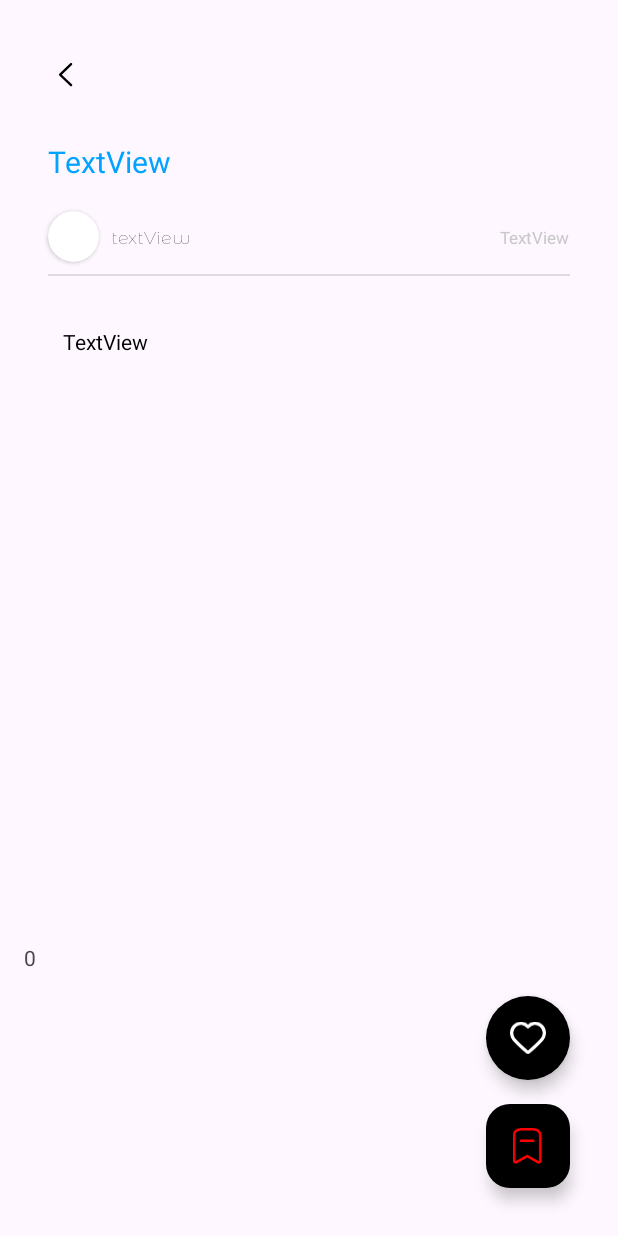
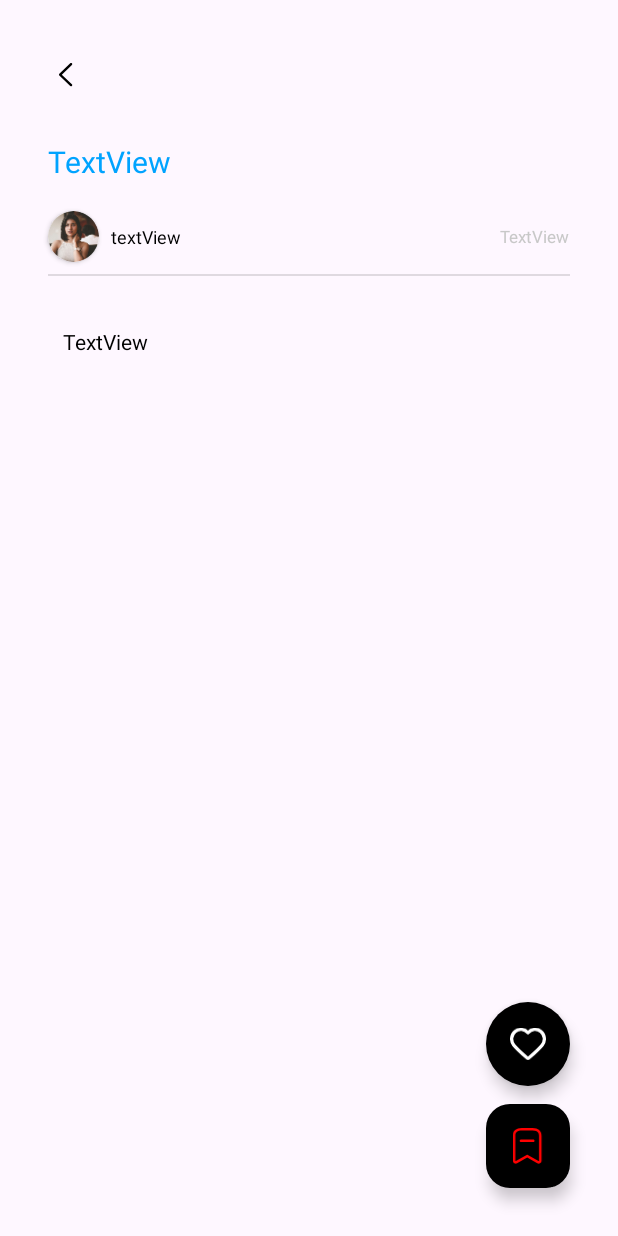
Before and after one commit to baothanh13/BlogApp, an Android app: the ReadMoreActivity screen opened directly, with no data from a screen before it, on a phone screen of 412 x 824 dp. Run offline under Robolectric (Android 15) with nearby library versions, the phone set to English and light mode, and no system bars; Roboto replaces fonts that are not available here.

Commit message:
ajust read_more

```diff
--- a/app/build.gradle.kts
+++ b/app/build.gradle.kts
@@ -62,6 +62,7 @@ dependencies {
     implementation(libs.googleid)
     implementation(libs.firebase.database)
     implementation(libs.firebase.storage)
+    implementation(libs.generativeai)
 
     // Add lifecycle dependencies if you're using ViewModel/LiveData
 //    implementation(libs.androidx.lifecycle.viewmodel.ktx)
--- a/app/src/main/java/com/example/blogapp/AddArticleActivity.kt
+++ b/app/src/main/java/com/example/blogapp/AddArticleActivity.kt
@@ -35,7 +35,9 @@ class AddArticleActivity : AppCompatActivity() {
         super.onCreate(savedInstanceState)
         enableEdgeToEdge()
         setContentView(binding.root)
-
+        binding.backButton.setOnClickListener {
+            finish()
+        }
         binding.addBlogButton.setOnClickListener {
             handleAddBlogButtonClick()
         }
--- a/app/src/main/java/com/example/blogapp/ReadMoreActivity.kt
+++ b/app/src/main/java/com/example/blogapp/ReadMoreActivity.kt
@@ -14,15 +14,18 @@ class ReadMoreActivity : AppCompatActivity() {
         super.onCreate(savedInstanceState)
         enableEdgeToEdge()
         binding = ActivityReadMoreBinding.inflate(layoutInflater)
-        setContentView(binding.root)  // Corrected method name (camelCase)
-
+        setContentView(binding.root)
+        binding.backButton1.setOnClickListener {
+            finish()
+        }
         val blogs = intent.getParcelableExtra<BlogItemModel>("blogItem")
         if (blogs != null) {
             binding.titleText.text = blogs.heading
             binding.userName.text = blogs.userName
-            binding.postText.text = blogs.post  // Make sure this matches your XML id
+            binding.postText.text = blogs.post
             binding.date.text = blogs.date
-            binding.likeCountText.text = blogs.likeCount.toString()
+
+            // Removed likeCountText binding since we're not displaying it anymore
         } else {
             Toast.makeText(this, "Failed to load blog", Toast.LENGTH_SHORT).show()
         }
--- a/app/src/main/java/com/example/blogapp/adapter/BlogAdapter.kt
+++ b/app/src/main/java/com/example/blogapp/adapter/BlogAdapter.kt
@@ -26,7 +26,6 @@ class BlogAdapter(private val items: List<BlogItemModel>) :
     }
 
     override fun getItemCount() = items.size
-
     inner class BlogViewHolder(private val binding: BlogItemBinding) :
         RecyclerView.ViewHolder(binding.root) {
 
--- a/app/src/main/res/layout/activity_main.xml
+++ b/app/src/main/res/layout/activity_main.xml
@@ -39,7 +39,7 @@
             android:layout_width="match_parent"
             android:layout_height="match_parent"
             android:scaleType="centerCrop"
-            tools:srcCompat="@tools:sample/avatars" />
+            android:src="@drawable/profile1" />
     </androidx.cardview.widget.CardView>
 
     <!-- Bookmark Button -->
@@ -68,6 +68,7 @@
         app:layout_constraintEnd_toEndOf="parent"
         app:layout_constraintStart_toStartOf="parent"
         app:layout_constraintTop_toBottomOf="@+id/textView" />
+
 
     <androidx.recyclerview.widget.RecyclerView
         android:id="@+id/blogRecyclerView"
--- a/app/src/main/res/layout/activity_read_more.xml
+++ b/app/src/main/res/layout/activity_read_more.xml
@@ -1,11 +1,22 @@
 <?xml version="1.0" encoding="utf-8"?>
-<androidx.constraintlayout.widget.ConstraintLayout xmlns:android="http://schemas.android.com/apk/res/android"
+<androidx.constraintlayout.widget.ConstraintLayout
+    xmlns:android="http://schemas.android.com/apk/res/android"
     xmlns:app="http://schemas.android.com/apk/res-auto"
     xmlns:tools="http://schemas.android.com/tools"
-    android:id="@+id/main"
     android:layout_width="match_parent"
     android:layout_height="match_parent"
     tools:context=".ReadMoreActivity">
+
+    <!-- Scrollable Content -->
+    <androidx.core.widget.NestedScrollView
+        android:id="@+id/nestedScrollView"
+        android:layout_width="match_parent"
+        android:layout_height="match_parent"
+        android:fillViewport="true">
+
+        <androidx.constraintlayout.widget.ConstraintLayout
+            android:layout_width="match_parent"
+            android:layout_height="wrap_content">
 
             <ImageButton
                 android:id="@+id/backButton1"
@@ -46,7 +57,7 @@
                     android:layout_width="match_parent"
                     android:layout_height="match_parent"
                     android:scaleType="centerCrop"
-            tools:srcCompat="@tools:sample/avatars" />
+                    android:src="@drawable/profile1"/>
             </androidx.cardview.widget.CardView>
 
             <TextView
@@ -57,7 +68,6 @@
                 android:textSize="12sp"
                 android:text="textView"
                 android:textColor="@color/black"
-        android:fontFamily="@font/montserrat_alternates_thin"
                 app:layout_constraintBottom_toBottomOf="@+id/cardView2"
                 app:layout_constraintStart_toEndOf="@+id/cardView2"
                 app:layout_constraintTop_toTopOf="@+id/cardView2" />
@@ -83,44 +93,25 @@
                 app:layout_constraintStart_toStartOf="@+id/cardView2"
                 app:layout_constraintTop_toBottomOf="@+id/cardView2" />
 
-    <!-- Changed from blogDescriptionTextView to postText to match activity code -->
             <TextView
                 android:id="@+id/postText"
                 android:layout_width="0dp"
-        android:layout_height="0dp"
+                android:layout_height="wrap_content"
                 android:layout_marginTop="24dp"
                 android:text="TextView"
                 android:textColor="@color/black"
                 android:padding="10dp"
-        app:layout_constraintBottom_toTopOf="@+id/likeCountText"
+                android:gravity="top|start"
+
                 app:layout_constraintEnd_toEndOf="@+id/divider"
                 app:layout_constraintStart_toStartOf="@+id/divider"
                 app:layout_constraintTop_toBottomOf="@+id/divider" />
 
-    <!-- Added like count text view -->
-    <TextView
-        android:id="@+id/likeCountText"
-        android:layout_width="wrap_content"
-        android:layout_height="wrap_content"
-        android:layout_marginStart="16dp"
-        android:layout_marginBottom="16dp"
-        android:text="0"
-        app:layout_constraintBottom_toTopOf="@+id/floatingActionButton"
-        app:layout_constraintStart_toStartOf="parent" />
 
-    <com.google.android.material.floatingactionbutton.FloatingActionButton
-        android:id="@+id/floatingActionButton"
-        android:layout_width="wrap_content"
-        android:layout_height="wrap_content"
-        android:layout_marginBottom="16dp"
-        android:clickable="true"
-        app:shapeAppearanceOverlay="@style/round"
-        app:tint="@color/white"
-        android:backgroundTint="@color/black"
-        app:layout_constraintBottom_toTopOf="@+id/floatingActionButton2"
-        app:layout_constraintEnd_toEndOf="@+id/floatingActionButton2"
-        app:srcCompat="@drawable/heart_white" />
+        </androidx.constraintlayout.widget.ConstraintLayout>
+    </androidx.core.widget.NestedScrollView>
 
+    <!-- Fixed Floating Action Buttons -->
     <com.google.android.material.floatingactionbutton.FloatingActionButton
         android:id="@+id/floatingActionButton2"
         android:layout_width="wrap_content"
@@ -134,4 +125,18 @@
         app:layout_constraintEnd_toEndOf="parent"
         app:srcCompat="@drawable/unsave_articlesl_red" />
 
+    <com.google.android.material.floatingactionbutton.FloatingActionButton
+        android:id="@+id/floatingActionButton"
+        android:layout_width="wrap_content"
+        android:layout_height="wrap_content"
+        android:layout_marginEnd="32dp"
+        android:layout_marginBottom="100dp"
+        android:clickable="true"
+        app:shapeAppearanceOverlay="@style/round"
+        app:tint="@color/white"
+        android:backgroundTint="@color/black"
+        app:layout_constraintBottom_toBottomOf="parent"
+        app:layout_constraintEnd_toEndOf="parent"
+        app:srcCompat="@drawable/heart_white" />
+
 </androidx.constraintlayout.widget.ConstraintLayout>
--- a/gradle/libs.versions.toml
+++ b/gradle/libs.versions.toml
@@ -16,6 +16,7 @@ credentialsPlayServicesAuth = "1.5.0"
 googleid = "1.1.1"
 firebaseDatabase = "21.0.0"
 firebaseStorage = "21.0.1"
+generativeai = "0.9.0"
 
 [libraries]
 androidx-core-ktx = { group = "androidx.core", name = "core-ktx", version.ref = "coreKtx" }
@@ -32,6 +33,7 @@ androidx-credentials-play-services-auth = { group = "androidx.credentials", name
 googleid = { group = "com.google.android.libraries.identity.googleid", name = "googleid", version.ref = "googleid" }
 firebase-database = { group = "com.google.firebase", name = "firebase-database", version.ref = "firebaseDatabase" }
 firebase-storage = { group = "com.google.firebase", name = "firebase-storage", version.ref = "firebaseStorage" }
+generativeai = { group = "com.google.ai.client.generativeai", name = "generativeai", version.ref = "generativeai" }
 
 [plugins]
 android-application = { id = "com.android.application", version.ref = "agp" }
```
Also changed, not shown: app/src/main/java/com/example/blogapp/MainActivity.kt (+7 -3 lines), app/src/main/res/layout/blog_item.xml (+18 -20 lines). Lines whose indentation alone changed are shown as unchanged.
